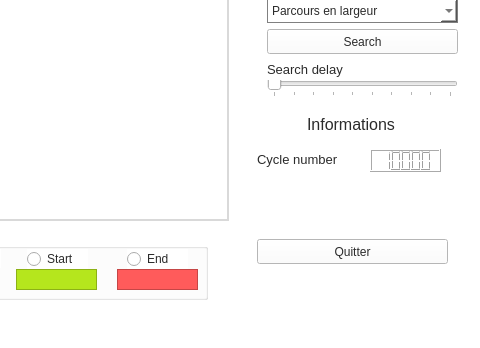
Before: the Qt Designer form mainwindow.ui in Maxlo24/Project_CPP_4ETI, drawn with Qt 5; both pictures show x 423 to 903 and y 271 to 619 of the 903 by 619 pixel window.
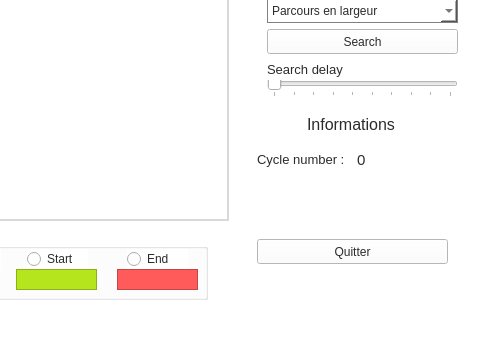
After: the same form once the commit is applied.

```diff
--- a/mainwindow.ui
+++ b/mainwindow.ui
@@ -257,32 +257,6 @@
      <string>Informations</string>
     </property>
    </widget>
-   <widget class="QLCDNumber" name="cycleNumber">
-    <property name="geometry">
-     <rect>
-      <x>793</x>
-      <y>420</y>
-      <width>71</width>
-      <height>23</height>
-     </rect>
-    </property>
-    <property name="font">
-     <font>
-      <pointsize>8</pointsize>
-      <weight>50</weight>
-      <bold>false</bold>
-     </font>
-    </property>
-    <property name="autoFillBackground">
-     <bool>false</bool>
-    </property>
-    <property name="styleSheet">
-     <string notr="true"/>
-    </property>
-    <property name="value" stdset="0">
-     <double>10000.000000000000000</double>
-    </property>
-   </widget>
    <widget class="QLabel" name="Partie_Algo_4">
     <property name="geometry">
      <rect>
@@ -299,7 +273,7 @@
      </font>
     </property>
     <property name="text">
-     <string>Cycle number</string>
+     <string>Cycle number :</string>
     </property>
    </widget>
    <widget class="QPushButton" name="resetButton">
@@ -527,6 +501,24 @@
     </property>
     <layout class="QVBoxLayout" name="main_Layout_2"/>
    </widget>
+   <widget class="QLabel" name="cycle_nbr_txt">
+    <property name="geometry">
+     <rect>
+      <x>780</x>
+      <y>420</y>
+      <width>101</width>
+      <height>21</height>
+     </rect>
+    </property>
+    <property name="font">
+     <font>
+      <pointsize>11</pointsize>
+     </font>
+    </property>
+    <property name="text">
+     <string>0</string>
+    </property>
+   </widget>
    <zorder>verticalFrame_2</zorder>
    <zorder>quitButton</zorder>
    <zorder>verticalLayoutWidget</zorder>
@@ -540,7 +532,6 @@
    <zorder>taillePinceauLabel</zorder>
    <zorder>mazeButton</zorder>
    <zorder>Partie_Env_2</zorder>
-   <zorder>cycleNumber</zorder>
    <zorder>Partie_Algo_4</zorder>
    <zorder>resetButton</zorder>
    <zorder>tailleGrilleLabel</zorder>
@@ -548,6 +539,7 @@
    <zorder>taillePinceauLabel_2</zorder>
    <zorder>taillePinceauLabel_3</zorder>
    <zorder>BrushgroupBox</zorder>
+   <zorder>cycle_nbr_txt</zorder>
   </widget>
   <widget class="QMenuBar" name="menubar">
    <property name="geometry">
```
